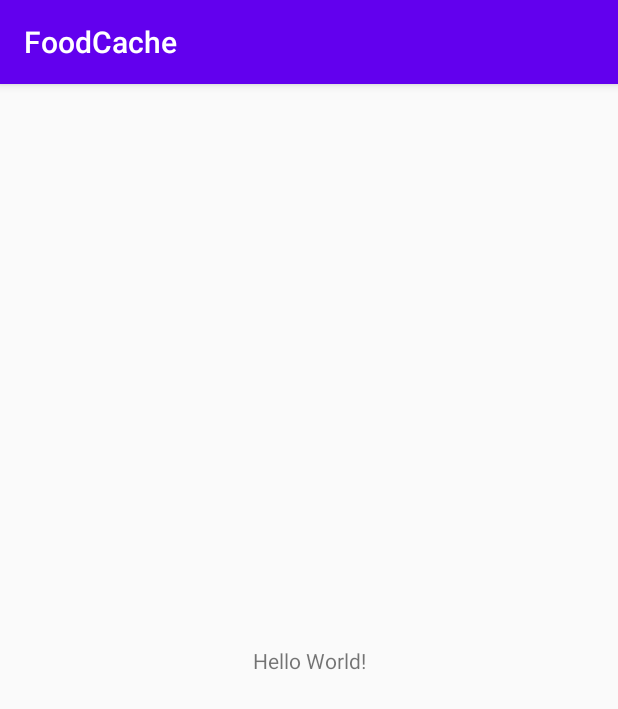
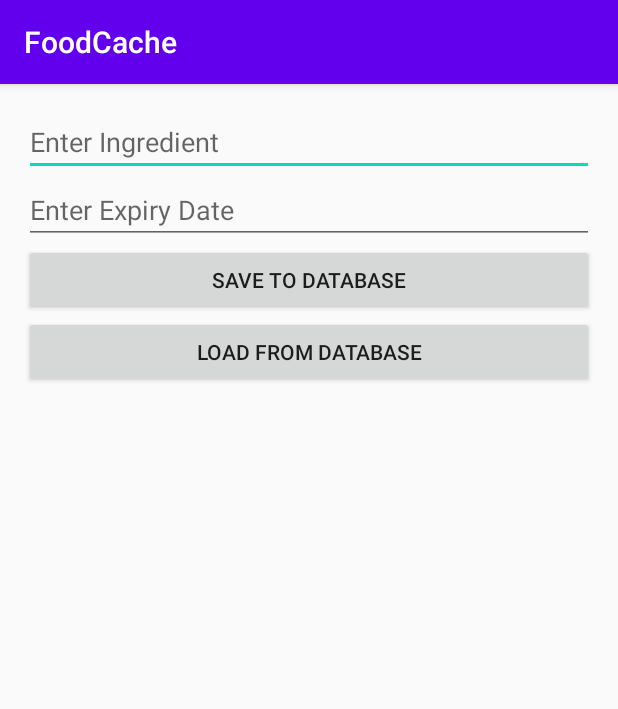
Before and after one commit to samuelfangjw/FoodCache, an Android app: the screen it shows after launch (MainActivity), on a phone screen of 412 x 824 dp. Shown: the top 709 px of the screen. Run offline under Robolectric (Android 15) with nearby library versions, the phone set to English and light mode, and no system bars; our stand-ins replace Firebase (no records; nobody signed in at launch, a user with empty details on screens opened directly).

Commit message:
Added Proof of Concept

```diff
--- a/app/build.gradle
+++ b/app/build.gradle
@@ -28,6 +28,7 @@ dependencies {
     implementation fileTree(dir: 'libs', include: ['*.jar'])
 
     implementation 'com.google.firebase:firebase-analytics:17.4.2'
+    implementation 'com.google.firebase:firebase-firestore:21.4.3'
     implementation 'androidx.appcompat:appcompat:1.1.0'
     implementation 'androidx.constraintlayout:constraintlayout:1.1.3'
     testImplementation 'junit:junit:4.12'
--- a/app/src/main/java/com/breakfastseta/foodcache/MainActivity.java
+++ b/app/src/main/java/com/breakfastseta/foodcache/MainActivity.java
@@ -1,14 +1,91 @@
 package com.breakfastseta.foodcache;
 
+import androidx.annotation.NonNull;
 import androidx.appcompat.app.AppCompatActivity;
 
 import android.os.Bundle;
+import android.util.Log;
+import android.view.View;
+import android.widget.EditText;
+import android.widget.TextView;
+import android.widget.Toast;
+
+import com.google.android.gms.tasks.OnFailureListener;
+import com.google.android.gms.tasks.OnSuccessListener;
+import com.google.firebase.firestore.DocumentReference;
+import com.google.firebase.firestore.DocumentSnapshot;
+import com.google.firebase.firestore.FirebaseFirestore;
+
+import java.util.HashMap;
+import java.util.Map;
 
 public class MainActivity extends AppCompatActivity {
+    private static final String TAG = "MainActivity";
+
+    private static final String KEY_INGREDIENT = "ingredient";
+    private static final String KEY_Expiry = "expiry_date";
+
+    private EditText editTextIngredient;
+    private EditText editTextExpiry;
+    private TextView textViewData;
+
+    private FirebaseFirestore db = FirebaseFirestore.getInstance();
+    private DocumentReference itemRef = db.document("Items/firstitem");
 
     @Override
     protected void onCreate(Bundle savedInstanceState) {
         super.onCreate(savedInstanceState);
         setContentView(R.layout.activity_main);
+        editTextIngredient =  findViewById(R.id.ingredient);
+        editTextExpiry =  findViewById(R.id.expiry_date);
+        textViewData = findViewById(R.id.result);
+    }
+
+    public void save(View view) {
+        String ingredient = editTextIngredient.getText().toString();
+        String expiry = editTextExpiry.getText().toString();
+
+        Map<String, Object> item = new HashMap<>();
+        item.put(KEY_INGREDIENT, ingredient);
+        item.put(KEY_Expiry, expiry);
+
+        itemRef.set(item)
+                .addOnSuccessListener(new OnSuccessListener<Void>() {
+                    @Override
+                    public void onSuccess(Void aVoid) {
+                        Toast.makeText(MainActivity.this, "Successfully Added Item To Database", Toast.LENGTH_SHORT).show();
+                    }
+                })
+                .addOnFailureListener(new OnFailureListener() {
+                    @Override
+                    public void onFailure(@NonNull Exception e) {
+                        Toast.makeText(MainActivity.this, "Error", Toast.LENGTH_SHORT).show();
+                        Log.d(TAG, e.toString());
+                    }
+                });
+    }
+
+    public void load(View view) {
+        itemRef.get()
+                .addOnSuccessListener(new OnSuccessListener<DocumentSnapshot>() {
+                    @Override
+                    public void onSuccess(DocumentSnapshot documentSnapshot) {
+                        if (documentSnapshot.exists()) {
+                            String Ingredient = documentSnapshot.getString(KEY_INGREDIENT);
+                            String Expiry = documentSnapshot.getString(KEY_Expiry);
+
+                            textViewData.setText("Ingredient: " + Ingredient + "\n" + "Expiry Date: " + Expiry);
+                        } else {
+                            Toast.makeText(MainActivity.this, "Document does not exist", Toast.LENGTH_SHORT).show();
+                        }
+                    }
+                })
+                .addOnFailureListener(new OnFailureListener() {
+                    @Override
+                    public void onFailure(@NonNull Exception e) {
+                        Toast.makeText(MainActivity.this, "Error", Toast.LENGTH_SHORT).show();
+                        Log.d(TAG, e.toString());
+                    }
+                });
     }
 }
--- a/app/src/main/res/layout/activity_main.xml
+++ b/app/src/main/res/layout/activity_main.xml
@@ -1,18 +1,43 @@
 <?xml version="1.0" encoding="utf-8"?>
-<androidx.constraintlayout.widget.ConstraintLayout xmlns:android="http://schemas.android.com/apk/res/android"
-    xmlns:app="http://schemas.android.com/apk/res-auto"
+<LinearLayout xmlns:android="http://schemas.android.com/apk/res/android"
     xmlns:tools="http://schemas.android.com/tools"
     android:layout_width="match_parent"
     android:layout_height="match_parent"
-    tools:context=".MainActivity">
+    tools:context=".MainActivity"
+    android:orientation="vertical"
+    android:padding="16dp"
+    >
+
+    <EditText
+        android:id="@+id/ingredient"
+        android:layout_width="match_parent"
+        android:layout_height="wrap_content"
+        android:hint="Enter Ingredient"
+        android:inputType="text" />
+
+    <EditText
+        android:id="@+id/expiry_date"
+        android:layout_width="match_parent"
+        android:layout_height="wrap_content"
+        android:hint="Enter Expiry Date"
+        android:inputType="date" />
+
+    <Button
+        android:layout_width="match_parent"
+        android:layout_height="wrap_content"
+        android:text="Save To Database"
+        android:onClick="save" />
+
+    <Button
+        android:layout_width="match_parent"
+        android:layout_height="wrap_content"
+        android:text="Load from Database"
+        android:onClick="load" />
 
     <TextView
-        android:layout_width="wrap_content"
+        android:id="@+id/result"
+        android:layout_width="match_parent"
         android:layout_height="wrap_content"
-        android:text="Hello World!"
-        app:layout_constraintBottom_toBottomOf="parent"
-        app:layout_constraintLeft_toLeftOf="parent"
-        app:layout_constraintRight_toRightOf="parent"
-        app:layout_constraintTop_toTopOf="parent" />
+        android:textSize="20sp" />
 
-</androidx.constraintlayout.widget.ConstraintLayout>
+</LinearLayout>
```
